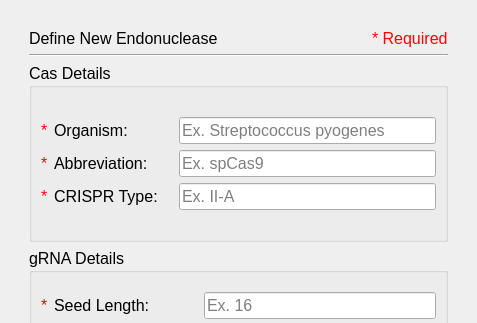
First picture: the form in newendonuclease.ui, repository TrinhLab/CASPERapp, before the edit; both pictures show x 0 to 477 and y 0 to 323 of the 477 by 742 pixel window.
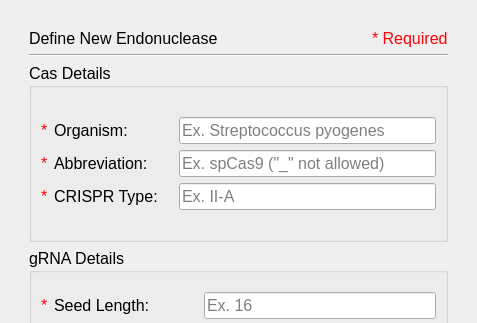
Second picture: the form after the edit.

What changed in the file:
```diff
--- a/newendonuclease.ui
+++ b/newendonuclease.ui
@@ -110,7 +110,7 @@
                <item row="1" column="3">
                 <widget class="QLineEdit" name="abbreviation">
                  <property name="placeholderText">
-                  <string>Ex. spCas9</string>
+                  <string>Ex. spCas9 (&quot;_&quot; not allowed)</string>
                  </property>
                 </widget>
                </item>
```
Left out of the diff: 2 changed lines with no effect on the pictures.
